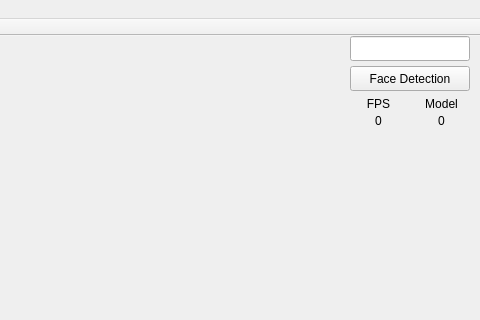
Qt form AufmerksamkeitTracken/mainwindow.ui (Fomore/Master) before a commit; both pictures show x 460 to 940 and y 0 to 320 of the 940 by 650 pixel window.
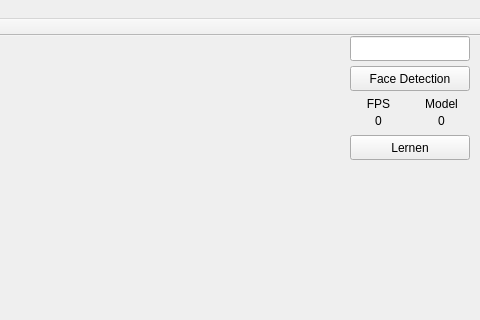
The same form after that commit.

Diff of the .ui file:
```diff
--- a/AufmerksamkeitTracken/mainwindow.ui
+++ b/AufmerksamkeitTracken/mainwindow.ui
@@ -134,6 +134,19 @@
      <set>Qt::AlignCenter</set>
     </property>
    </widget>
+   <widget class="QPushButton" name="Learn_Button">
+    <property name="geometry">
+     <rect>
+      <x>810</x>
+      <y>99</y>
+      <width>120</width>
+      <height>25</height>
+     </rect>
+    </property>
+    <property name="text">
+     <string>Lernen</string>
+    </property>
+   </widget>
   </widget>
   <widget class="QMenuBar" name="menuBar">
    <property name="geometry">
```
